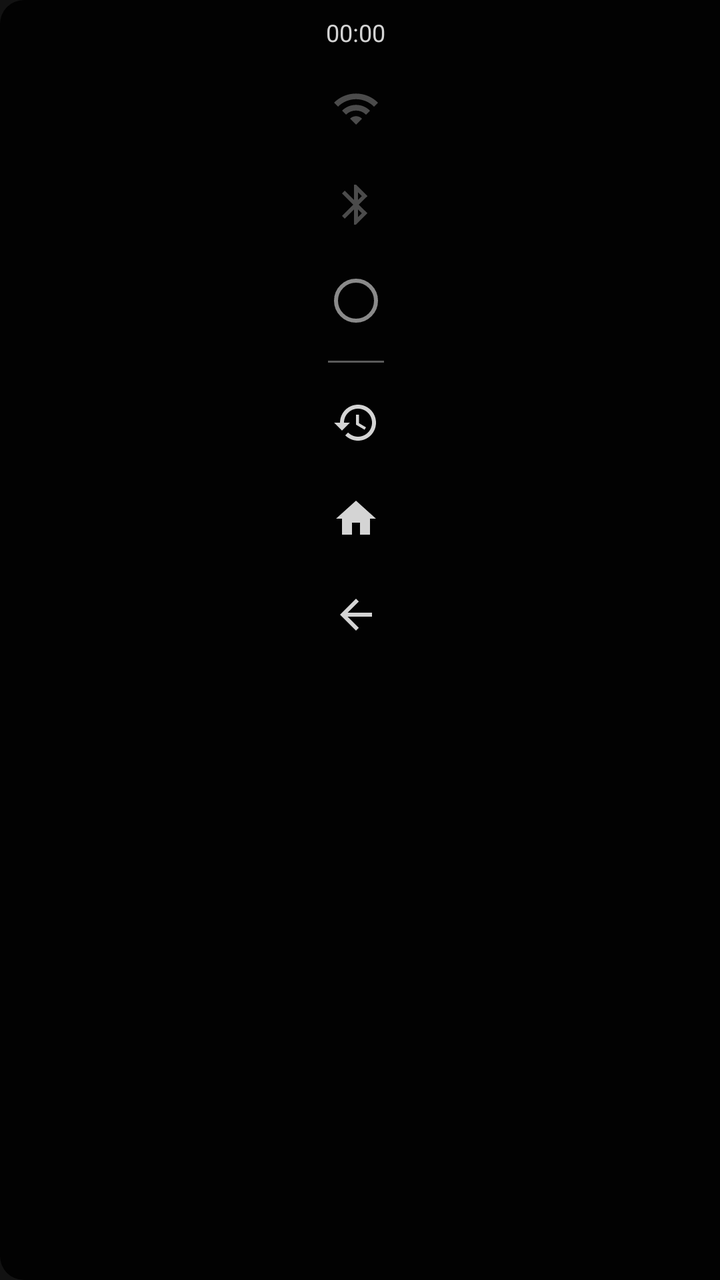
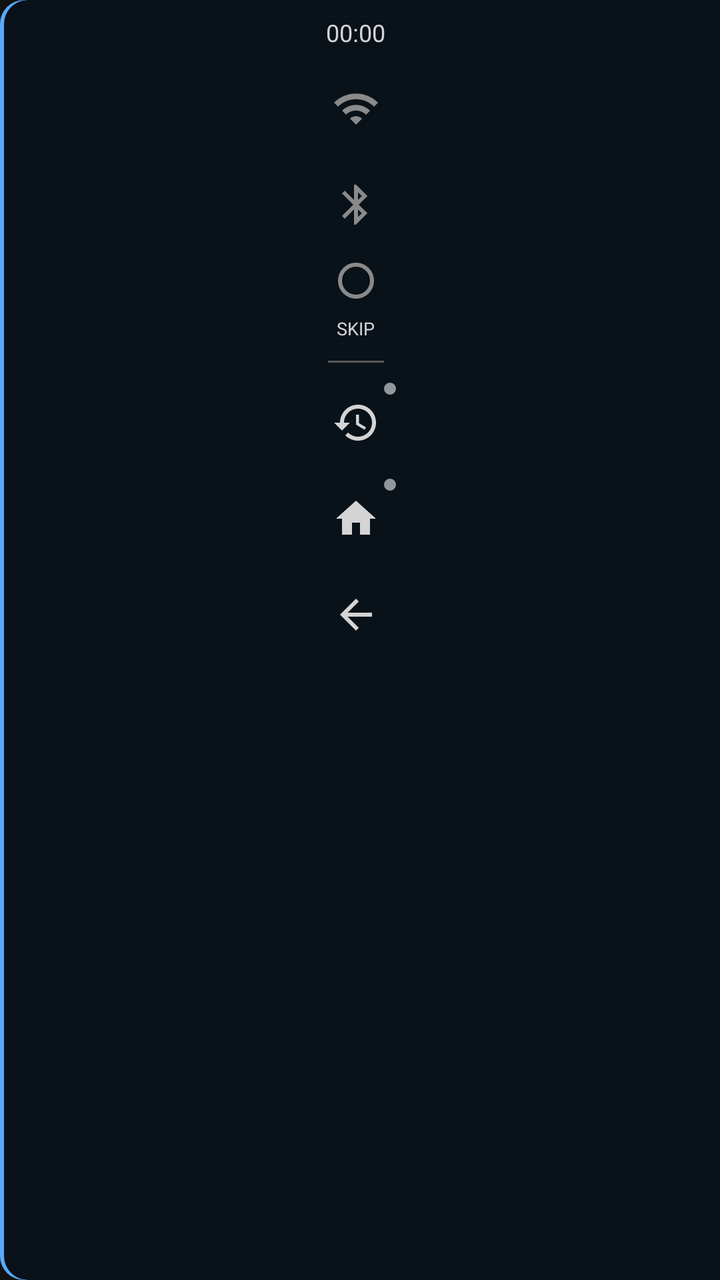

The first picture is an Android layout as it rendered before a commit; the second is the same layout after the commit. The layout source and the unified diff follow.
<!-- AndroidManifest.xml: application theme Theme.PRA106Launcher -->
<!-- res/layout/overlay_status_bar.xml -->
<?xml version="1.0" encoding="utf-8"?>
<LinearLayout xmlns:android="http://schemas.android.com/apk/res/android"
    android:layout_width="wrap_content"
    android:layout_height="wrap_content"
    android:background="@drawable/bar_panel_bg"
    android:orientation="vertical"
    android:gravity="center_horizontal"
    android:paddingTop="8dp"
    android:paddingBottom="8dp"
    android:paddingStart="2dp"
    android:paddingEnd="6dp">

    <TextView
        android:id="@+id/clock"
        android:layout_width="wrap_content"
        android:layout_height="wrap_content"
        android:layout_marginBottom="6dp"
        android:gravity="center"
        android:textColor="#D4D4D4"
        android:textSize="12sp"
        android:text="00:00" />

    <FrameLayout
        android:id="@+id/btnWifi"
        android:layout_width="48dp"
        android:layout_height="48dp"
        android:background="?android:attr/selectableItemBackgroundBorderless"
        android:clickable="true"
        android:focusable="false"
        android:alpha="0.35"
        android:contentDescription="@string/bar_wifi_rescan">
        <ImageView android:layout_width="24dp" android:layout_height="24dp" android:layout_gravity="center" android:src="@drawable/bar_ic_wifi" android:importantForAccessibility="no" />
    </FrameLayout>

    <FrameLayout
        android:id="@+id/iconBluetooth"
        android:layout_width="48dp"
        android:layout_height="48dp"
        android:background="?android:attr/selectableItemBackgroundBorderless"
        android:clickable="true"
        android:focusable="false"
        android:alpha="0.35"
        android:contentDescription="@string/bar_bluetooth">
        <ImageView android:layout_width="24dp" android:layout_height="24dp" android:layout_gravity="center" android:src="@drawable/bar_ic_bluetooth" android:importantForAccessibility="no" />
    </FrameLayout>

    <FrameLayout
        android:id="@+id/btnSkip"
        android:layout_width="48dp"
        android:layout_height="48dp"
        android:background="?android:attr/selectableItemBackgroundBorderless"
        android:clickable="true"
        android:focusable="false"
        android:contentDescription="@string/bar_skip_desc">
        <View android:id="@+id/skipDot" android:layout_width="22dp" android:layout_height="22dp" android:layout_gravity="center" android:background="@drawable/bar_skip_off" />
    </FrameLayout>

    <View
        android:layout_width="28dp"
        android:layout_height="1dp"
        android:layout_marginTop="6dp"
        android:layout_marginBottom="6dp"
        android:background="#5A5A5A" />

    <FrameLayout
        android:id="@+id/btnPrevApp"
        android:layout_width="48dp"
        android:layout_height="48dp"
        android:background="?android:attr/selectableItemBackgroundBorderless"
        android:clickable="true"
        android:focusable="false"
        android:contentDescription="@string/bar_prev_app">
        <ImageView android:layout_width="24dp" android:layout_height="24dp" android:layout_gravity="center" android:src="@drawable/bar_ic_prev" android:importantForAccessibility="no" />
    </FrameLayout>

    <FrameLayout
        android:id="@+id/btnHome"
        android:layout_width="48dp"
        android:layout_height="48dp"
        android:background="?android:attr/selectableItemBackgroundBorderless"
        android:clickable="true"
        android:focusable="false"
        android:contentDescription="@string/bar_home">
        <ImageView android:layout_width="24dp" android:layout_height="24dp" android:layout_gravity="center" android:src="@drawable/bar_ic_home" android:importantForAccessibility="no" />
    </FrameLayout>

    <FrameLayout
        android:id="@+id/btnBack"
        android:layout_width="48dp"
        android:layout_height="48dp"
        android:background="?android:attr/selectableItemBackgroundBorderless"
        android:clickable="true"
        android:focusable="false"
        android:contentDescription="@string/bar_back">
        <ImageView android:layout_width="24dp" android:layout_height="24dp" android:layout_gravity="center" android:src="@drawable/bar_ic_back" android:importantForAccessibility="no" />
    </FrameLayout>

</LinearLayout>
<!-- resources referenced by this layout -->
<resources>
  <!-- drawable bar_ic_back (drawable) -->
  <?xml version="1.0" encoding="utf-8"?>
  <vector xmlns:android="http://schemas.android.com/apk/res/android"
      android:width="24dp" android:height="24dp"
      android:viewportWidth="24" android:viewportHeight="24">
      <path android:fillColor="#D4D4D4" android:pathData="M20,11H7.83l5.59,-5.59L12,4l-8,8 8,8 1.41,-1.41L7.83,13H20v-2z" />
  </vector>
  <!-- drawable bar_ic_bluetooth (drawable) -->
  <?xml version="1.0" encoding="utf-8"?>
  <vector xmlns:android="http://schemas.android.com/apk/res/android"
      android:width="24dp" android:height="24dp"
      android:viewportWidth="24" android:viewportHeight="24">
      <path android:fillColor="#D4D4D4" android:pathData="M17.71,7.71L12,2h-1v7.59L6.41,5 5,6.41 10.59,12 5,17.59 6.41,19 11,14.41V22h1l5.71,-5.71 -4.3,-4.29 4.3,-4.29zM13,5.83l1.88,1.88L13,9.59V5.83zM14.88,16.29L13,18.17v-3.76l1.88,1.88z" />
  </vector>
  <!-- drawable bar_ic_home (drawable) -->
  <?xml version="1.0" encoding="utf-8"?>
  <vector xmlns:android="http://schemas.android.com/apk/res/android"
      android:width="24dp" android:height="24dp"
      android:viewportWidth="24" android:viewportHeight="24">
      <path android:fillColor="#D4D4D4" android:pathData="M10,20v-6h4v6h5v-8h3L12,3 2,12h3v8z" />
  </vector>
  <!-- drawable bar_ic_wifi (drawable) -->
  <?xml version="1.0" encoding="utf-8"?>
  <vector xmlns:android="http://schemas.android.com/apk/res/android"
      android:width="24dp" android:height="24dp"
      android:viewportWidth="24" android:viewportHeight="24">
      <path android:fillColor="#D4D4D4" android:pathData="M1,9l2,2c4.97,-4.97 13.03,-4.97 18,0l2,-2C16.93,2.93 7.08,2.93 1,9zM9,17l3,3 3,-3c-1.65,-1.66 -4.34,-1.66 -6,0zM5,13l2,2c2.76,-2.76 7.24,-2.76 10,0l2,-2C15.14,9.14 8.87,9.14 5,13z" />
  </vector>
  <!-- drawable bar_panel_bg (drawable) -->
  <?xml version="1.0" encoding="utf-8"?>
  <shape xmlns:android="http://schemas.android.com/apk/res/android"
      android:shape="rectangle">
      <solid android:color="#E6000000" />
      <corners
          android:topLeftRadius="12dp"
          android:bottomLeftRadius="12dp"
          android:topRightRadius="0dp"
          android:bottomRightRadius="0dp" />
  </shape>
  <!-- drawable bar_skip_off (drawable) -->
  <?xml version="1.0" encoding="utf-8"?>
  <shape xmlns:android="http://schemas.android.com/apk/res/android" android:shape="oval">
      <size android:width="22dp" android:height="22dp" />
      <solid android:color="#00000000" />
      <stroke android:width="2dp" android:color="#8A8A8A" />
  </shape>
  <string name="bar_back">戻る</string>
  <string name="bar_bluetooth">Bluetooth</string>
  <string name="bar_home">ホーム</string>
  <string name="bar_prev_app">直前のアプリ</string>
  <string name="bar_skip_desc">AutoSkip切替</string>
  <string name="bar_wifi_rescan">Wi-Fiを再検索します</string>
  <style name="Theme.PRA106Launcher" parent="Theme.MaterialComponents.NoActionBar">
          <item name="android:colorBackground">#121212</item>
          <item name="android:textColorPrimary">#FFFFFF</item>
          <item name="android:statusBarColor">#121212</item>
      </style>
  <!-- unchanged entries left out for length: 1 -->
</resources>

<!-- the commit's change to res/layout/overlay_status_bar.xml (unified diff, before → after) -->
@@ -27,9 +27,8 @@
         android:background="?android:attr/selectableItemBackgroundBorderless"
         android:clickable="true"
         android:focusable="false"
-        android:alpha="0.35"
         android:contentDescription="@string/bar_wifi_rescan">
-        <ImageView android:layout_width="24dp" android:layout_height="24dp" android:layout_gravity="center" android:src="@drawable/bar_ic_wifi" android:importantForAccessibility="no" />
+        <ImageView android:id="@+id/iconWifiImg" android:layout_width="24dp" android:layout_height="24dp" android:layout_gravity="center" android:src="@drawable/bar_ic_wifi_off" android:importantForAccessibility="no" />
     </FrameLayout>
 
     <FrameLayout
@@ -39,9 +38,8 @@
         android:background="?android:attr/selectableItemBackgroundBorderless"
         android:clickable="true"
         android:focusable="false"
-        android:alpha="0.35"
         android:contentDescription="@string/bar_bluetooth">
-        <ImageView android:layout_width="24dp" android:layout_height="24dp" android:layout_gravity="center" android:src="@drawable/bar_ic_bluetooth" android:importantForAccessibility="no" />
+        <ImageView android:id="@+id/iconBluetoothImg" android:layout_width="24dp" android:layout_height="24dp" android:layout_gravity="center" android:src="@drawable/bar_ic_bluetooth_off" android:importantForAccessibility="no" />
     </FrameLayout>
 
     <FrameLayout
@@ -52,7 +50,16 @@
         android:clickable="true"
         android:focusable="false"
         android:contentDescription="@string/bar_skip_desc">
-        <View android:id="@+id/skipDot" android:layout_width="22dp" android:layout_height="22dp" android:layout_gravity="center" android:background="@drawable/bar_skip_off" />
+        <View android:id="@+id/skipDot" android:layout_width="18dp" android:layout_height="18dp" android:layout_gravity="center" android:layout_marginBottom="10dp" android:background="@drawable/bar_skip_off" />
+        <TextView
+            android:layout_width="wrap_content"
+            android:layout_height="wrap_content"
+            android:layout_gravity="center|bottom"
+            android:layout_marginBottom="4dp"
+            android:text="@string/bar_skip"
+            android:textColor="#D4D4D4"
+            android:textSize="9sp"
+            android:importantForAccessibility="no" />
     </FrameLayout>
 
     <View
@@ -71,6 +78,15 @@
         android:focusable="false"
         android:contentDescription="@string/bar_prev_app">
         <ImageView android:layout_width="24dp" android:layout_height="24dp" android:layout_gravity="center" android:src="@drawable/bar_ic_prev" android:importantForAccessibility="no" />
+        
+        <View
+            android:layout_width="6dp"
+            android:layout_height="6dp"
+            android:layout_gravity="top|end"
+            android:layout_marginTop="4dp"
+            android:layout_marginEnd="4dp"
+            android:background="@drawable/bar_longpress_hint"
+            android:importantForAccessibility="no" />
     </FrameLayout>
 
     <FrameLayout
@@ -82,6 +98,15 @@
         android:focusable="false"
         android:contentDescription="@string/bar_home">
         <ImageView android:layout_width="24dp" android:layout_height="24dp" android:layout_gravity="center" android:src="@drawable/bar_ic_home" android:importantForAccessibility="no" />
+        
+        <View
+            android:layout_width="6dp"
+            android:layout_height="6dp"
+            android:layout_gravity="top|end"
+            android:layout_marginTop="4dp"
+            android:layout_marginEnd="4dp"
+            android:background="@drawable/bar_longpress_hint"
+            android:importantForAccessibility="no" />
     </FrameLayout>
 
     <FrameLayout
<!-- resource entries referenced after the edit -->
@@ -7,12 +7,12 @@
       android:viewportWidth="24" android:viewportHeight="24">
       <path android:fillColor="#D4D4D4" android:pathData="M20,11H7.83l5.59,-5.59L12,4l-8,8 8,8 1.41,-1.41L7.83,13H20v-2z" />
   </vector>
-  <!-- drawable bar_ic_bluetooth (drawable) -->
+  <!-- drawable bar_ic_bluetooth_off (drawable) -->
   <?xml version="1.0" encoding="utf-8"?>
   <vector xmlns:android="http://schemas.android.com/apk/res/android"
       android:width="24dp" android:height="24dp"
       android:viewportWidth="24" android:viewportHeight="24">
-      <path android:fillColor="#D4D4D4" android:pathData="M17.71,7.71L12,2h-1v7.59L6.41,5 5,6.41 10.59,12 5,17.59 6.41,19 11,14.41V22h1l5.71,-5.71 -4.3,-4.29 4.3,-4.29zM13,5.83l1.88,1.88L13,9.59V5.83zM14.88,16.29L13,18.17v-3.76l1.88,1.88z" />
+      <path android:fillColor="#8A8A8A" android:pathData="M17.71,7.71L12,2h-1v7.59L6.41,5 5,6.41 10.59,12 5,17.59 6.41,19 11,14.41V22h1l5.71,-5.71 -4.3,-4.29 4.3,-4.29zM13,5.83l1.88,1.88L13,9.59V5.83zM14.88,16.29L13,18.17v-3.76l1.88,1.88z" />
   </vector>
   <!-- drawable bar_ic_home (drawable) -->
   <?xml version="1.0" encoding="utf-8"?>
@@ -21,24 +21,45 @@
       android:viewportWidth="24" android:viewportHeight="24">
       <path android:fillColor="#D4D4D4" android:pathData="M10,20v-6h4v6h5v-8h3L12,3 2,12h3v8z" />
   </vector>
-  <!-- drawable bar_ic_wifi (drawable) -->
+  <!-- drawable bar_ic_wifi_off (drawable) -->
   <?xml version="1.0" encoding="utf-8"?>
   <vector xmlns:android="http://schemas.android.com/apk/res/android"
       android:width="24dp" android:height="24dp"
       android:viewportWidth="24" android:viewportHeight="24">
-      <path android:fillColor="#D4D4D4" android:pathData="M1,9l2,2c4.97,-4.97 13.03,-4.97 18,0l2,-2C16.93,2.93 7.08,2.93 1,9zM9,17l3,3 3,-3c-1.65,-1.66 -4.34,-1.66 -6,0zM5,13l2,2c2.76,-2.76 7.24,-2.76 10,0l2,-2C15.14,9.14 8.87,9.14 5,13z" />
+      <path android:fillColor="#8A8A8A" android:pathData="M1,9l2,2c4.97,-4.97 13.03,-4.97 18,0l2,-2C16.93,2.93 7.08,2.93 1,9zM9,17l3,3 3,-3c-1.65,-1.66 -4.34,-1.66 -6,0zM5,13l2,2c2.76,-2.76 7.24,-2.76 10,0l2,-2C15.14,9.14 8.87,9.14 5,13z" />
   </vector>
+  <!-- drawable bar_longpress_hint (drawable) -->
+  <?xml version="1.0" encoding="utf-8"?>
+  <shape xmlns:android="http://schemas.android.com/apk/res/android" android:shape="oval">
+      <size android:width="6dp" android:height="6dp" />
+      <solid android:color="#B0D4D4D4" />
+  </shape>
   <!-- drawable bar_panel_bg (drawable) -->
   <?xml version="1.0" encoding="utf-8"?>
-  <shape xmlns:android="http://schemas.android.com/apk/res/android"
-      android:shape="rectangle">
-      <solid android:color="#E6000000" />
-      <corners
-          android:topLeftRadius="12dp"
-          android:bottomLeftRadius="12dp"
-          android:topRightRadius="0dp"
-          android:bottomRightRadius="0dp" />
-  </shape>
+  <layer-list xmlns:android="http://schemas.android.com/apk/res/android">
+      
+      <item>
+          <shape android:shape="rectangle">
+              <solid android:color="#5AA9FF" />
+              <corners
+                  android:topLeftRadius="12dp"
+                  android:bottomLeftRadius="12dp"
+                  android:topRightRadius="0dp"
+                  android:bottomRightRadius="0dp" />
+          </shape>
+      </item>
+      
+      <item android:left="2dp">
+          <shape android:shape="rectangle">
+              <solid android:color="#E6000000" />
+              <corners
+                  android:topLeftRadius="12dp"
+                  android:bottomLeftRadius="12dp"
+                  android:topRightRadius="0dp"
+                  android:bottomRightRadius="0dp" />
+          </shape>
+      </item>
+  </layer-list>
   <!-- drawable bar_skip_off (drawable) -->
   <?xml version="1.0" encoding="utf-8"?>
   <shape xmlns:android="http://schemas.android.com/apk/res/android" android:shape="oval">
@@ -48,8 +69,9 @@
   </shape>
   <string name="bar_back">戻る</string>
   <string name="bar_bluetooth">Bluetooth</string>
-  <string name="bar_home">ホーム</string>
-  <string name="bar_prev_app">直前のアプリ</string>
+  <string name="bar_home">ホーム（長押しでランチャートップを開く）</string>
+  <string name="bar_prev_app">直前のアプリ（長押しで最近使用したアプリ一覧）</string>
+  <string name="bar_skip">SKIP</string>
   <string name="bar_skip_desc">AutoSkip切替</string>
   <string name="bar_wifi_rescan">Wi-Fiを再検索します</string>
   <style name="Theme.PRA106Launcher" parent="Theme.MaterialComponents.NoActionBar">
